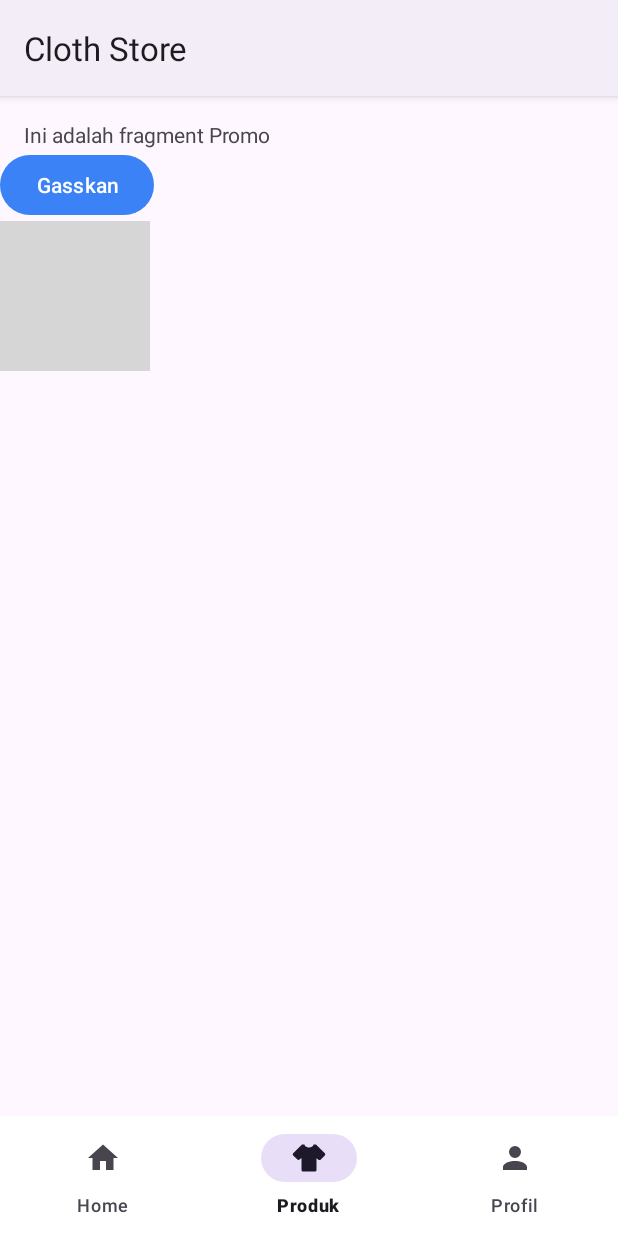
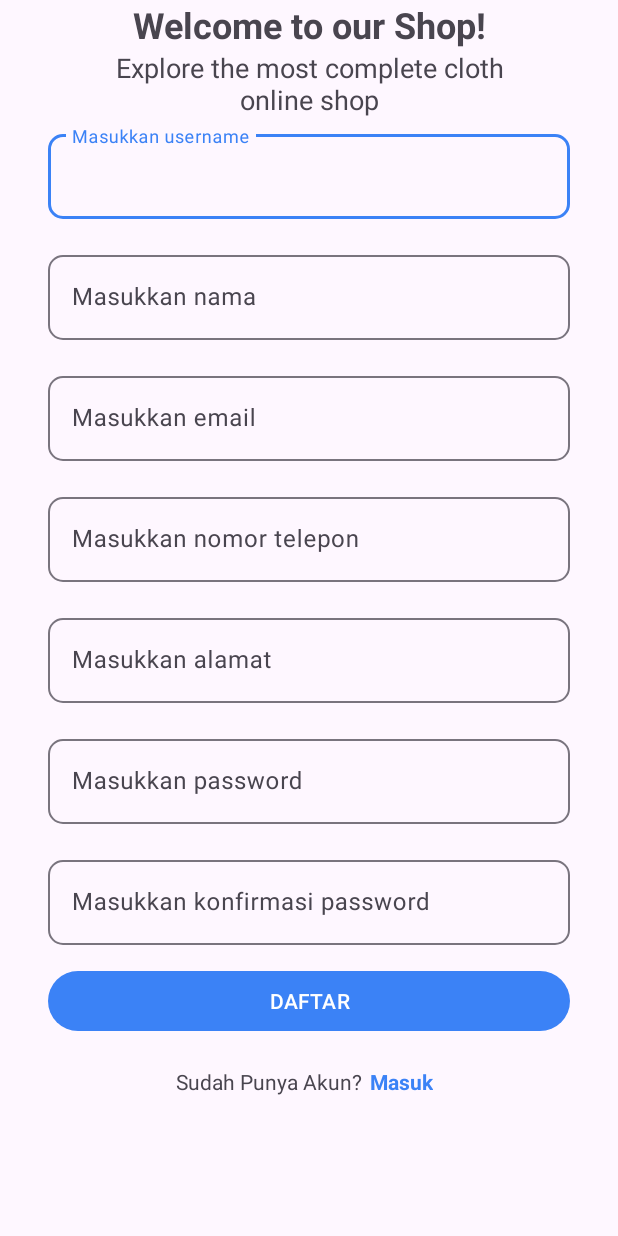
Before and after one commit to adislice/cloth-store-pml, an Android app: the screen it shows after launch (MainActivity before the commit, RegisterActivity after it), after a tap on "Register", on a phone screen of 412 x 824 dp. Run offline under Robolectric (Android 15) with nearby library versions, the phone set to English and light mode, and no system bars; grey boxes are pictures that could not be loaded.

Commit message:
Tambah activity Register

```diff
--- a/app/src/main/AndroidManifest.xml
+++ b/app/src/main/AndroidManifest.xml
@@ -13,8 +13,11 @@
         android:supportsRtl="true"
         android:theme="@style/Theme.ClothStore">
         <activity
+            android:name=".RegisterActivity"
+            android:exported="false" />
+        <activity
             android:name=".DetailProdukActivity"
-            android:exported="false"/>
+            android:exported="false" />
         <activity
             android:name=".LoginActivity"
             android:exported="true" />
--- a/app/src/main/java/com/uty/clothstore/LandingActivity.kt
+++ b/app/src/main/java/com/uty/clothstore/LandingActivity.kt
@@ -9,14 +9,16 @@ import android.widget.Button
 class LandingActivity: AppCompatActivity() {
 
     private val TAG = "LandingActivity"
+    private lateinit var btnRegister: Button
+    private lateinit var btnLogin: Button
     override fun onCreate(savedInstanceState: Bundle?) {
         super.onCreate(savedInstanceState)
         setContentView(R.layout.activity_landing)
 
-        getSupportActionBar()?.hide()
+        supportActionBar?.hide()
 
-        val btnRegister: Button = findViewById(R.id.btnLandingRegister)
-        val btnLogin: Button = findViewById(R.id.btnLandingLogin)
+        btnRegister = findViewById(R.id.btnLandingRegister)
+        btnLogin = findViewById(R.id.btnLandingLogin)
 
         btnRegister.setBackgroundResource(R.drawable.bg_button)
         btnLogin.setBackgroundResource(R.drawable.bg_button)
@@ -24,13 +26,13 @@ class LandingActivity: AppCompatActivity() {
         btnLogin.setOnClickListener {
             val i = Intent(this.applicationContext, LoginActivity::class.java)
             startActivity(i)
-            Log.v(TAG, "Berhasil pindah ke Login")
+            Log.v(TAG, "Berhasil pindah ke Activity Login")
         }
 
         btnRegister.setOnClickListener {
-            val i = Intent(this.applicationContext, MainActivity::class.java)
+            val i = Intent(this.applicationContext, RegisterActivity::class.java)
             startActivity(i)
-            Log.v(TAG, "Berhasil pindah ke Main Activity")
+            Log.v(TAG, "Berhasil pindah ke Activity Register")
         }
     }
 }
--- a/app/src/main/java/com/uty/clothstore/LoginActivity.kt
+++ b/app/src/main/java/com/uty/clothstore/LoginActivity.kt
@@ -1,11 +1,29 @@
 package com.uty.clothstore
 
+import android.content.Intent
 import androidx.appcompat.app.AppCompatActivity
 import android.os.Bundle
+import android.widget.Button
+import android.widget.TextView
 
 class LoginActivity : AppCompatActivity() {
+    private lateinit var btnLogin : Button
+    private lateinit var btnRegister: TextView
     override fun onCreate(savedInstanceState: Bundle?) {
         super.onCreate(savedInstanceState)
         setContentView(R.layout.activity_login)
+
+        supportActionBar?.hide()
+
+        btnLogin = findViewById(R.id.login_btn_login)
+        btnRegister = findViewById(R.id.login_btn_register)
+        btnLogin.setOnClickListener{
+            val intent = Intent(this, MainActivity::class.java)
+            startActivity(intent)
+        }
+        btnRegister.setOnClickListener{
+            val intent = Intent(this, RegisterActivity::class.java)
+            startActivity(intent)
+        }
     }
 }
--- /dev/null
+++ b/app/src/main/java/com/uty/clothstore/RegisterActivity.kt
@@ -0,0 +1,32 @@
+package com.uty.clothstore
+
+import android.content.Intent
+import androidx.appcompat.app.AppCompatActivity
+import android.os.Bundle
+import android.widget.Button
+import android.widget.TextView
+import android.widget.Toast
+
+class RegisterActivity : AppCompatActivity() {
+    private lateinit var btnLogin: TextView
+    private lateinit var btnRegister: Button
+    override fun onCreate(savedInstanceState: Bundle?) {
+        super.onCreate(savedInstanceState)
+        setContentView(R.layout.activity_register)
+
+        supportActionBar?.hide()
+
+        btnLogin = findViewById(R.id.register_btn_login)
+        btnRegister = findViewById(R.id.register_btn_daftar)
+
+        btnRegister.setOnClickListener{
+            val intent = Intent(this, LoginActivity::class.java)
+            startActivity(intent)
+            Toast.makeText(applicationContext, "Pendaftaran berhasil", Toast.LENGTH_SHORT).show()
+        }
+        btnLogin.setOnClickListener{
+            val intent = Intent(this, LoginActivity::class.java)
+            startActivity(intent)
+        }
+    }
+}
--- a/app/src/main/res/layout/activity_login.xml
+++ b/app/src/main/res/layout/activity_login.xml
@@ -31,7 +31,7 @@
         <com.google.android.material.textfield.TextInputLayout
             android:layout_width="match_parent"
             android:layout_height="wrap_content"
-            android:hint="Enter username"
+            android:hint="Masukkan username"
             app:boxCornerRadiusTopStart="10dp"
             app:boxCornerRadiusTopEnd="10dp"
             app:boxCornerRadiusBottomStart="10dp"
@@ -49,7 +49,7 @@
         <com.google.android.material.textfield.TextInputLayout
             android:layout_width="match_parent"
             android:layout_height="wrap_content"
-            android:hint="Enter Password"
+            android:hint="Masukkan password"
             app:boxCornerRadiusTopStart="10dp"
             app:boxCornerRadiusTopEnd="10dp"
             app:boxCornerRadiusBottomStart="10dp"
@@ -64,10 +64,11 @@
 
         </com.google.android.material.textfield.TextInputLayout>
         <Button
+            android:id="@+id/login_btn_login"
             android:layout_width="match_parent"
             android:layout_height="wrap_content"
             android:text="Login"
-            />
+            android:textAllCaps="true"/>
         <LinearLayout
             android:layout_width="wrap_content"
             android:layout_height="wrap_content"
@@ -79,6 +80,7 @@
                 android:layout_height="wrap_content"
                 android:text="Belum Punya Akun?" />
             <TextView
+                android:id="@+id/login_btn_register"
                 android:layout_width="wrap_content"
                 android:layout_height="wrap_content"
                 android:text="Daftar"
--- /dev/null
+++ b/app/src/main/res/layout/activity_register.xml
@@ -0,0 +1,204 @@
+<?xml version="1.0" encoding="utf-8"?>
+<androidx.constraintlayout.widget.ConstraintLayout xmlns:android="http://schemas.android.com/apk/res/android"
+    xmlns:app="http://schemas.android.com/apk/res-auto"
+    xmlns:tools="http://schemas.android.com/tools"
+    android:layout_width="match_parent"
+    android:layout_height="match_parent"
+    tools:context=".RegisterActivity">
+
+    <androidx.core.widget.NestedScrollView
+        android:layout_width="match_parent"
+        android:layout_height="match_parent">
+
+        <LinearLayout
+            android:layout_width="match_parent"
+            android:layout_height="wrap_content"
+            android:orientation="vertical"
+            android:paddingStart="@dimen/pad_xl"
+            android:paddingEnd="@dimen/pad_xl"
+            app:layout_constraintTop_toTopOf="parent"
+            app:layout_constraintLeft_toLeftOf="parent"
+            app:layout_constraintRight_toRightOf="parent"
+            app:layout_constraintBottom_toBottomOf="parent">
+
+            <TextView
+                android:layout_width="match_parent"
+                android:layout_height="wrap_content"
+                android:text="Welcome to our Shop!"
+                android:textSize="24sp"
+                android:textStyle="bold"
+                android:textAlignment="center"/>
+
+            <TextView
+                android:layout_width="wrap_content"
+                android:layout_height="wrap_content"
+                android:layout_marginStart="@dimen/pad_lg"
+                android:layout_marginEnd="@dimen/pad_lg"
+                android:text="Explore the most complete cloth online shop"
+                android:textSize="18sp"
+                android:textAlignment="center"/>
+
+            <LinearLayout
+                android:layout_width="match_parent"
+                android:layout_height="wrap_content"
+                android:orientation="vertical">
+
+                <com.google.android.material.textfield.TextInputLayout
+                    android:layout_width="match_parent"
+                    android:layout_height="wrap_content"
+                    android:hint="Masukkan username"
+                    app:boxCornerRadiusTopStart="10dp"
+                    app:boxCornerRadiusTopEnd="10dp"
+                    app:boxCornerRadiusBottomStart="10dp"
+                    app:boxCornerRadiusBottomEnd="10dp"
+                    android:paddingVertical="5dp"
+                    android:layout_marginBottom="@dimen/pad_sm">
+
+                    <com.google.android.material.textfield.TextInputEditText
+                        android:layout_width="match_parent"
+                        android:layout_height="wrap_content"
+                        android:inputType="text"/>
+
+                </com.google.android.material.textfield.TextInputLayout>
+
+                <com.google.android.material.textfield.TextInputLayout
+                    android:layout_width="match_parent"
+                    android:layout_height="wrap_content"
+                    android:hint="Masukkan nama"
+                    app:boxCornerRadiusTopStart="10dp"
+                    app:boxCornerRadiusTopEnd="10dp"
+                    app:boxCornerRadiusBottomStart="10dp"
+                    app:boxCornerRadiusBottomEnd="10dp"
+                    android:paddingVertical="5dp"
+                    android:layout_marginBottom="@dimen/pad_sm">
+
+                    <com.google.android.material.textfield.TextInputEditText
+                        android:layout_width="match_parent"
+                        android:layout_height="wrap_content"
+                        android:inputType="text"/>
+
+                </com.google.android.material.textfield.TextInputLayout>
+
+                <com.google.android.material.textfield.TextInputLayout
+                    android:layout_width="match_parent"
+                    android:layout_height="wrap_content"
+                    android:hint="Masukkan email"
+                    app:boxCornerRadiusTopStart="10dp"
+                    app:boxCornerRadiusTopEnd="10dp"
+                    app:boxCornerRadiusBottomStart="10dp"
+                    app:boxCornerRadiusBottomEnd="10dp"
+                    android:paddingVertical="5dp"
+                    android:layout_marginBottom="@dimen/pad_sm">
+
+                    <com.google.android.material.textfield.TextInputEditText
+                        android:layout_width="match_parent"
+                        android:layout_height="wrap_content"
+                        android:inputType="textEmailAddress"/>
+
+                </com.google.android.material.textfield.TextInputLayout>
+
+                <com.google.android.material.textfield.TextInputLayout
+                    android:layout_width="match_parent"
+                    android:layout_height="wrap_content"
+                    android:hint="Masukkan nomor telepon"
+                    app:boxCornerRadiusTopStart="10dp"
+                    app:boxCornerRadiusTopEnd="10dp"
+                    app:boxCornerRadiusBottomStart="10dp"
+                    app:boxCornerRadiusBottomEnd="10dp"
+                    android:paddingVertical="5dp"
+                    android:layout_marginBottom="@dimen/pad_sm">
+
+                    <com.google.android.material.textfield.TextInputEditText
+                        android:layout_width="match_parent"
+                        android:layout_height="wrap_content"
+                        android:inputType="phone"/>
+
+                </com.google.android.material.textfield.TextInputLayout>
+
+                <com.google.android.material.textfield.TextInputLayout
+                    android:layout_width="match_parent"
+                    android:layout_height="wrap_content"
+                    android:hint="Masukkan alamat"
+                    app:boxCornerRadiusTopStart="10dp"
+                    app:boxCornerRadiusTopEnd="10dp"
+                    app:boxCornerRadiusBottomStart="10dp"
+                    app:boxCornerRadiusBottomEnd="10dp"
+                    android:paddingVertical="5dp"
+                    android:layout_marginBottom="@dimen/pad_sm">
+
+                    <com.google.android.material.textfield.TextInputEditText
+                        android:layout_width="match_parent"
+                        android:layout_height="wrap_content"
+                        android:inputType="text"/>
+
+                </com.google.android.material.textfield.TextInputLayout>
+
+                <com.google.android.material.textfield.TextInputLayout
+                    android:layout_width="match_parent"
+                    android:layout_height="wrap_content"
+                    android:hint="Masukkan password"
+                    app:boxCornerRadiusTopStart="10dp"
+                    app:boxCornerRadiusTopEnd="10dp"
+                    app:boxCornerRadiusBottomStart="10dp"
+                    app:boxCornerRadiusBottomEnd="10dp"
+                    android:paddingVertical="5dp"
+                    android:layout_marginBottom="@dimen/pad_sm">
+
+                    <com.google.android.material.textfield.TextInputEditText
+                        android:layout_width="match_parent"
+                        android:layout_height="wrap_content"
+                        android:inputType="textPassword"/>
+
+                </com.google.android.material.textfield.TextInputLayout>
+
+                <com.google.android.material.textfield.TextInputLayout
+                    android:layout_width="match_parent"
+                    android:layout_height="wrap_content"
+                    android:hint="Masukkan konfirmasi password"
+                    app:boxCornerRadiusTopStart="10dp"
+                    app:boxCornerRadiusTopEnd="10dp"
+                    app:boxCornerRadiusBottomStart="10dp"
+                    app:boxCornerRadiusBottomEnd="10dp"
+                    android:paddingVertical="5dp"
+                    android:layout_marginBottom="@dimen/pad_sm">
+
+                    <com.google.android.material.textfield.TextInputEditText
+                        android:layout_width="match_parent"
+                        android:layout_height="wrap_content"
+                        android:inputType="textPassword"/>
+
+                </com.google.android.material.textfield.TextInputLayout>
+
+            </LinearLayout>
+
+            <Button
+                android:id="@+id/register_btn_daftar"
+                android:layout_width="match_parent"
+                android:layout_height="wrap_content"
+                android:textAllCaps="true"
+                android:text="Daftar"/>
+
+            <LinearLayout
+                android:layout_width="wrap_content"
+                android:layout_height="wrap_content"
+                android:orientation="horizontal"
+                android:layout_gravity="center"
+                android:layout_marginVertical="20dp">
+                <TextView
+                    android:layout_width="wrap_content"
+                    android:layout_height="wrap_content"
+                    android:text="Sudah Punya Akun?" />
+                <TextView
+                    android:id="@+id/register_btn_login"
+                    android:layout_width="wrap_content"
+                    android:layout_height="wrap_content"
+                    android:text="Masuk"
+                    android:layout_marginHorizontal="5dp"
+                    android:textStyle="bold"
+                    android:textColor="?attr/colorPrimary"/>
+            </LinearLayout>
+        </LinearLayout>
+
+    </androidx.core.widget.NestedScrollView>
+
+</androidx.constraintlayout.widget.ConstraintLayout>
```
